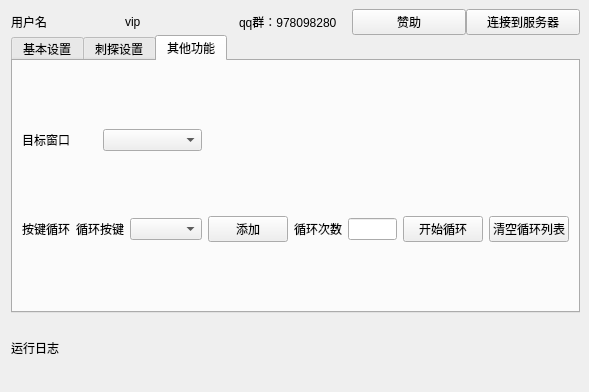
Before: the Qt Designer form qt_ui/main.ui in nathonNot/game_robot, drawn with Qt 5.
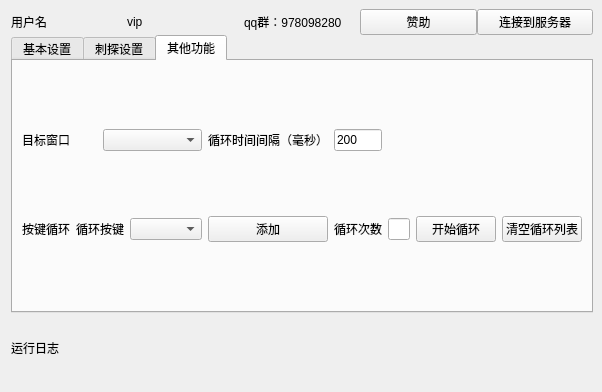
After: the same form once the commit is applied. The open tabs and pages were chosen to show the change.

What changed in the file:
```diff
--- a/qt_ui/main.ui
+++ b/qt_ui/main.ui
@@ -249,6 +249,37 @@
        <string>其他功能</string>
       </attribute>
       <layout class="QGridLayout" name="gridLayout">
+       <item row="2" column="1" colspan="2">
+        <widget class="QLabel" name="lb_key_list">
+         <property name="text">
+          <string>循环按键</string>
+         </property>
+        </widget>
+       </item>
+       <item row="2" column="3">
+        <widget class="QComboBox" name="cbb_key"/>
+       </item>
+       <item row="2" column="5">
+        <widget class="QLabel" name="label">
+         <property name="text">
+          <string>循环次数</string>
+         </property>
+        </widget>
+       </item>
+       <item row="2" column="0">
+        <widget class="QLabel" name="lb_key_name">
+         <property name="text">
+          <string>按键循环</string>
+         </property>
+        </widget>
+       </item>
+       <item row="2" column="8">
+        <widget class="QPushButton" name="bt_clear_key_list">
+         <property name="text">
+          <string>清空循环列表</string>
+         </property>
+        </widget>
+       </item>
        <item row="0" column="0" colspan="2">
         <widget class="QLabel" name="label_2">
          <property name="text">
@@ -259,51 +290,34 @@
        <item row="0" column="2" colspan="2">
         <widget class="QComboBox" name="cbb_target_hwnd"/>
        </item>
-       <item row="1" column="0">
-        <widget class="QLabel" name="lb_key_name">
+       <item row="2" column="7">
+        <widget class="QPushButton" name="bt_start_range_key">
          <property name="text">
-          <string>按键循环</string>
+          <string>开始循环</string>
          </property>
         </widget>
        </item>
-       <item row="1" column="1" colspan="2">
-        <widget class="QLabel" name="lb_key_list">
-         <property name="text">
-          <string>循环按键</string>
-         </property>
-        </widget>
-       </item>
-       <item row="1" column="3">
-        <widget class="QComboBox" name="cbb_key"/>
-       </item>
-       <item row="1" column="4">
+       <item row="2" column="4">
         <widget class="QPushButton" name="bt_add_key">
          <property name="text">
           <string>添加</string>
          </property>
         </widget>
        </item>
-       <item row="1" column="5">
-        <widget class="QLabel" name="label">
-         <property name="text">
-          <string>循环次数</string>
-         </property>
-        </widget>
-       </item>
-       <item row="1" column="6">
+       <item row="2" column="6">
         <widget class="QLineEdit" name="le_range_num"/>
        </item>
-       <item row="1" column="7">
-        <widget class="QPushButton" name="bt_start_range_key">
+       <item row="0" column="4">
+        <widget class="QLabel" name="label_3">
          <property name="text">
-          <string>开始循环</string>
+          <string>循环时间间隔（毫秒）</string>
          </property>
         </widget>
        </item>
-       <item row="1" column="8">
-        <widget class="QPushButton" name="bt_clear_key_list">
+       <item row="0" column="5">
+        <widget class="QLineEdit" name="le_range_sleep_time">
          <property name="text">
-          <string>清空循环列表</string>
+          <string>200</string>
          </property>
         </widget>
        </item>
```
Left out of the diff: 2 changed lines with no effect on the pictures.
